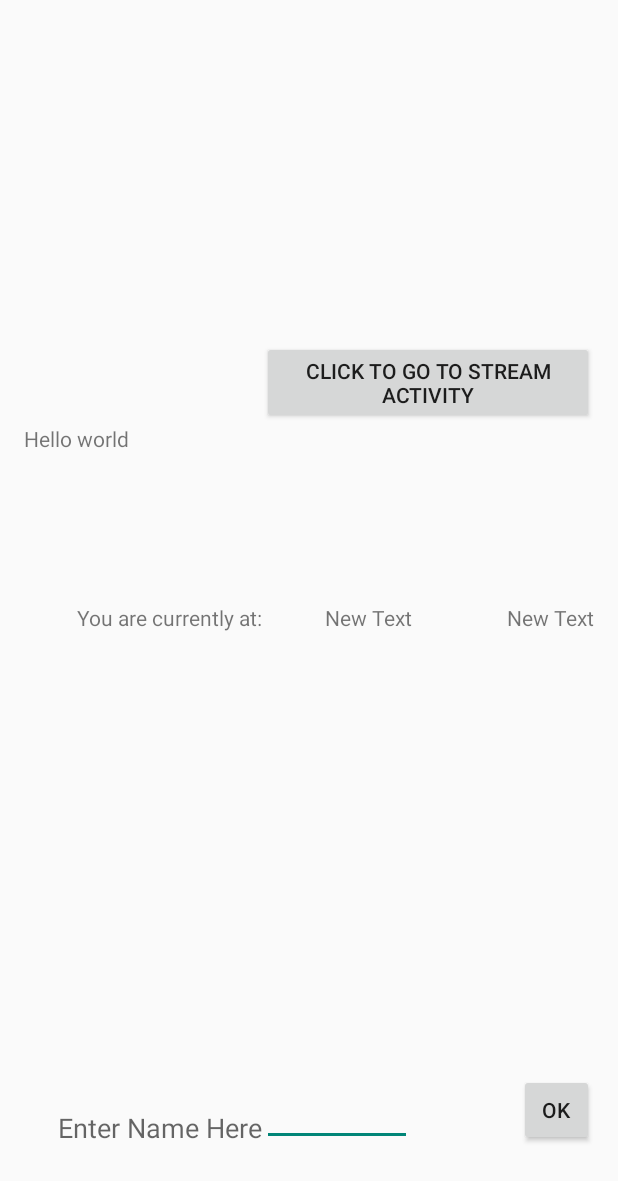
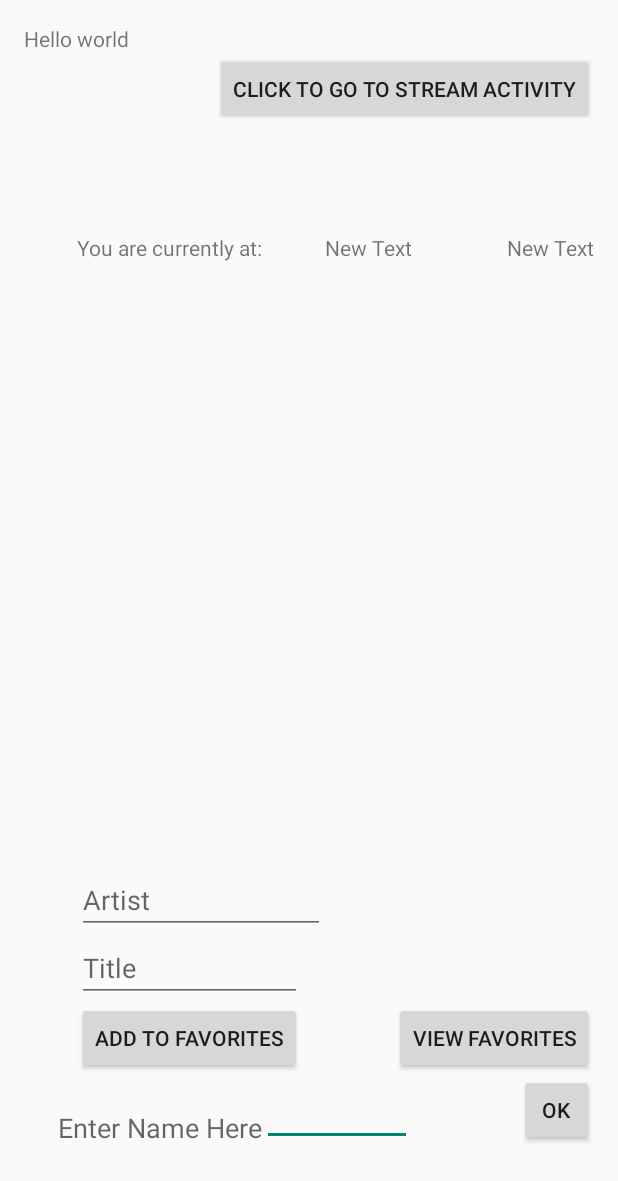
Before and after one commit to ajk9ha/CS4720AndroidRadioStream, an Android app: the layout activity_main.xml on its own in the app's theme, with its tools: preview values and no code run, on a phone screen of 412 x 824 dp. Shown: the top 1181 px of the screen. Run offline under Robolectric (Android 15) with nearby library versions, the phone set to English and light mode, and no system bars.

Commit message:
Added favorite functionality.

```diff
--- a/app/build.gradle
+++ b/app/build.gradle
@@ -12,7 +12,7 @@ android {
         versionName "1.0"
     }
     buildTypes {
-        debug{
+        debug {
             debuggable true
         }
         release {
@@ -27,4 +27,5 @@ dependencies {
     testCompile 'junit:junit:4.12'
     compile 'com.android.support:appcompat-v7:23.0.1'
     compile 'com.google.android.gms:play-services:7.8.0'
+    compile 'com.android.support:support-v4:23.0.1'
 }
--- a/app/src/main/res/layout/activity_main.xml
+++ b/app/src/main/res/layout/activity_main.xml
@@ -9,9 +9,8 @@
     <TextView android:text="Hello " android:layout_width="wrap_content"
         android:layout_height="wrap_content"
         android:id="@+id/textView"
-        android:layout_above="@+id/textView3"
-        android:layout_alignParentStart="true"
-        android:layout_marginBottom="100dp" />
+        android:layout_alignParentTop="true"
+        android:layout_alignParentStart="true" />
 
     <EditText
         android:layout_width="wrap_content"
@@ -64,8 +63,9 @@
         android:layout_height="wrap_content"
         android:text="New Text"
         android:id="@+id/mLongitudeText"
-        android:layout_centerVertical="true"
-        android:layout_alignEnd="@+id/button" />
+        android:layout_alignParentTop="true"
+        android:layout_alignEnd="@+id/button"
+        android:layout_marginTop="139dp" />
 
     <TextView
         android:layout_width="wrap_content"
@@ -80,9 +80,46 @@
         android:layout_height="wrap_content"
         android:text="Click to go to Stream Activity"
         android:id="@+id/GoToStream"
-        android:layout_above="@+id/textView2"
-        android:layout_toEndOf="@+id/textView3"
         android:clickable="true"
-        android:onClick="startStreamActivity" />
+        android:onClick="startStreamActivity"
+        android:layout_below="@+id/textView2"
+        android:layout_alignEnd="@+id/mLongitudeText" />
+
+    <Button
+        style="?android:attr/buttonStyleSmall"
+        android:layout_width="wrap_content"
+        android:layout_height="wrap_content"
+        android:text="View Favorites"
+        android:id="@+id/GoToFavorites"
+        android:layout_above="@+id/button"
+        android:layout_alignEnd="@+id/button"
+        android:onClick="startFavoritesActivity" />
+
+    <EditText
+        android:layout_width="wrap_content"
+        android:layout_height="wrap_content"
+        android:id="@+id/Title"
+        android:hint="Title"
+        android:layout_above="@+id/addToFavorites"
+        android:layout_alignStart="@+id/textView3"
+        android:layout_alignEnd="@+id/addToFavorites" />
+
+    <EditText
+        android:layout_width="wrap_content"
+        android:layout_height="wrap_content"
+        android:id="@+id/Artist"
+        android:hint="Artist"
+        android:layout_above="@+id/Title"
+        android:layout_alignLeft="@+id/textView3"
+        android:layout_toStartOf="@+id/mLatitudeText" />
+
+    <Button
+        style="?android:attr/buttonStyleSmall"
+        android:layout_width="wrap_content"
+        android:layout_height="wrap_content"
+        android:text="Add to Favorites"
+        android:id="@+id/addToFavorites"
+        android:layout_alignBottom="@+id/GoToFavorites"
+        android:layout_alignStart="@+id/Artist" />
 
 </RelativeLayout>
--- /dev/null
+++ b/app/src/main/res/values-v11/styles.xml
@@ -0,0 +1,15 @@
+<resources>
+
+    <style name="FullscreenTheme" parent="android:Theme.Holo">
+        <item name="android:actionBarStyle">@style/FullscreenActionBarStyle</item>
+        <item name="android:windowActionBarOverlay">true</item>
+        <item name="android:windowBackground">@null</item>
+        <item name="metaButtonBarStyle">?android:attr/buttonBarStyle</item>
+        <item name="metaButtonBarButtonStyle">?android:attr/buttonBarButtonStyle</item>
+    </style>
+
+    <style name="FullscreenActionBarStyle" parent="android:Widget.Holo.ActionBar">
+        <item name="android:background">@color/black_overlay</item>
+    </style>
+
+</resources>
--- /dev/null
+++ b/app/src/main/res/values/colors.xml
@@ -0,0 +1,5 @@
+<resources>
+
+    <color name="black_overlay">#66000000</color>
+
+</resources>
--- a/app/src/main/res/values/strings.xml
+++ b/app/src/main/res/values/strings.xml
@@ -12,4 +12,8 @@
     <string name="normal_stream">Normal Stream</string>
     <string name="hd_stream_url">http://streams.wtju.net:8000/wtjx-opus-256.ogg</string>
     <string name="normal_stream_url">http://streams.wtju.net:8000/wtjx-128.mp3</string>
+
+    <string name="title_activity_favorites">Favorites</string>
+    <string name="dummy_button">Dummy Button</string>
+    <string name="dummy_content">DUMMY\nCONTENT</string>
 </resources>
--- a/app/src/main/res/values/styles.xml
+++ b/app/src/main/res/values/styles.xml
@@ -5,4 +5,23 @@
         <!-- Customize your theme here. -->
     </style>
 
+    <style name="FullscreenTheme" parent="android:Theme.NoTitleBar">
+        <item name="android:windowContentOverlay">@null</item>
+        <item name="android:windowBackground">@null</item>
+        <item name="metaButtonBarStyle">@style/ButtonBar</item>
+        <item name="metaButtonBarButtonStyle">@style/ButtonBarButton</item>
+    </style>
+
+    <!-- Backward-compatible version of ?android:attr/buttonBarStyle -->
+    <style name="ButtonBar">
+        <item name="android:paddingLeft">2dp</item>
+        <item name="android:paddingTop">5dp</item>
+        <item name="android:paddingRight">2dp</item>
+        <item name="android:paddingBottom">0dp</item>
+        <item name="android:background">@android:drawable/bottom_bar</item>
+    </style>
+
+    <!-- Backward-compatible version of ?android:attr/buttonBarButtonStyle -->
+    <style name="ButtonBarButton" />
+
 </resources>
```
Also changed, not shown: app/src/main/AndroidManifest.xml (+7 -1 lines), app/src/main/java/cs4720/cs/virginia/edu/cs4720androidradiostream/DBHelper.java (added, +37 -0 lines), app/src/main/java/cs4720/cs/virginia/edu/cs4720androidradiostream/Favorites.java (added, +97 -0 lines), app/src/main/java/cs4720/cs/virginia/edu/cs4720androidradiostream/FavoritesCursor.java (added, +34 -0 lines), app/src/main/java/cs4720/cs/virginia/edu/cs4720androidradiostream/MainActivity.java (+49 -2 lines), app/src/main/java/cs4720/cs/virginia/edu/cs4720androidradiostream/util/SystemUiHider.java (added, +172 -0 lines), app/src/main/java/cs4720/cs/virginia/edu/cs4720androidradiostream/util/SystemUiHiderBase.java (added, +63 -0 lines), app/src/main/java/cs4720/cs/virginia/edu/cs4720androidradiostream/util/SystemUiHiderHoneycomb.java (added, +141 -0 lines), app/src/main/res/layout/activity_favorites.xml (added, +23 -0 lines), app/src/main/res/values/attrs.xml (added, +12 -0 lines), 1 other file.
